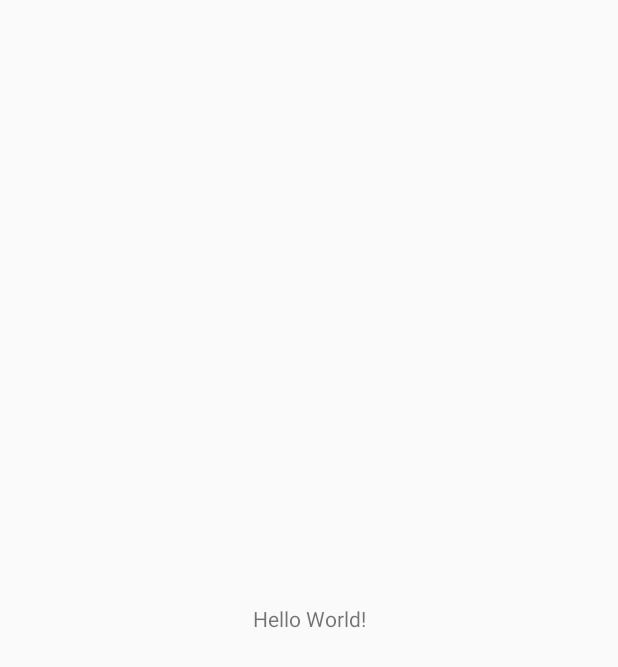
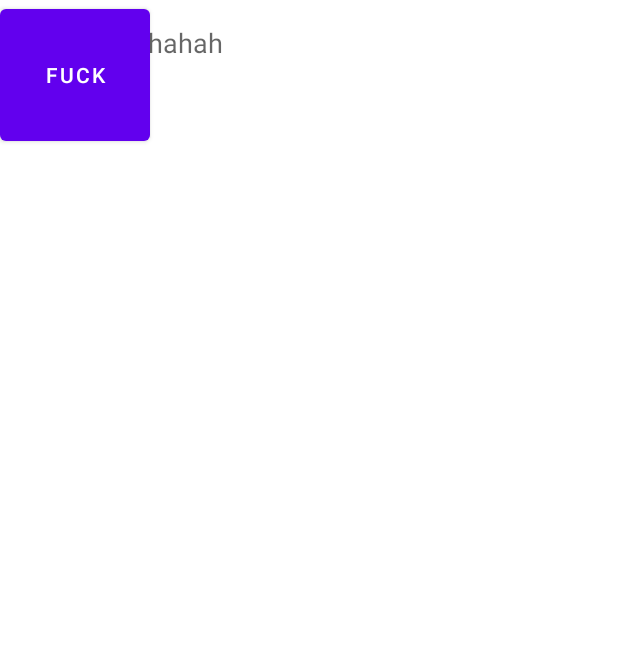
Before and after one commit to XiPu99/hack-duke-2018, an Android app: the screen it shows after launch (MainActivity), on a phone screen of 412 x 824 dp. Before the commit the part shown is almost empty. Shown: the top 667 px of the screen. Run offline under Robolectric (Android 15) with nearby library versions, the phone set to English and light mode, and no system bars.

Commit message:
working on setup ui

```diff
--- a/app/src/main/java/somethingmonkey/hackduke/MainActivity.java
+++ b/app/src/main/java/somethingmonkey/hackduke/MainActivity.java
@@ -1,13 +1,43 @@
 package somethingmonkey.hackduke;
 
-import android.support.v7.app.AppCompatActivity;
+import android.app.ActivityOptions;
+import android.content.Intent;
 import android.os.Bundle;
+import android.view.View;
+
+import androidx.appcompat.app.AppCompatActivity;
 
 public class MainActivity extends AppCompatActivity {
 
     @Override
     protected void onCreate(Bundle savedInstanceState) {
         super.onCreate(savedInstanceState);
-        setContentView(R.layout.activity_main);
+        setContentView(R.layout.name);
     }
+
+    @Override
+    protected void onResume() {
+        super.onResume();
+    }
+
+    public void swipe(View v){
+//        getWindow().setExitTransition(new Slide(Gravity.LEFT));
+        Intent intent = new Intent(this, ScreenSlidePagerActivity.class);
+//        startActivity(intent,
+//                ActivityOptions.makeSceneTransitionAnimation(this).toBundle());
+        startActivity(intent);
+    }
+
+
+    private void hideSystemUI(){
+        View decorView = getWindow().getDecorView();
+        // Hide both the navigation bar and the status bar.
+        // SYSTEM_UI_FLAG_FULLSCREEN is only available on Android 4.1 and higher, but as
+        // a general rule, you should design your app to hide the status bar whenever you
+        // hide the navigation bar.
+        int uiOptions = View.SYSTEM_UI_FLAG_HIDE_NAVIGATION
+                | View.SYSTEM_UI_FLAG_FULLSCREEN;
+        decorView.setSystemUiVisibility(uiOptions);
+    }
+
 }
--- /dev/null
+++ b/app/src/main/res/anim/slide_in_left.xml
@@ -0,0 +1,6 @@
+<?xml version="1.0" encoding="utf-8"?>
+
+<set xmlns:android="http://schemas.android.com/apk/res/android">
+    <translate android:fromXDelta="-100%p" android:toXDelta="0"
+               android:duration="@android:integer/config_mediumAnimTime"/>
+</set>
--- /dev/null
+++ b/app/src/main/res/anim/slide_in_right.xml
@@ -0,0 +1,6 @@
+<?xml version="1.0" encoding="utf-8"?>
+
+<set xmlns:android="http://schemas.android.com/apk/res/android">
+    <translate android:fromXDelta="100%p" android:toXDelta="0"
+               android:duration="@android:integer/config_mediumAnimTime"/>
+</set>
--- /dev/null
+++ b/app/src/main/res/anim/slide_out_left.xml
@@ -0,0 +1,5 @@
+<?xml version="1.0" encoding="utf-8"?>
+<set xmlns:android="http://schemas.android.com/apk/res/android">
+    <translate android:fromXDelta="0" android:toXDelta="-100%p"
+               android:duration="@android:integer/config_mediumAnimTime"/>
+</set>
--- /dev/null
+++ b/app/src/main/res/anim/slide_out_right.xml
@@ -0,0 +1,6 @@
+<?xml version="1.0" encoding="utf-8"?>
+
+<set xmlns:android="http://schemas.android.com/apk/res/android">
+    <translate android:fromXDelta="0" android:toXDelta="100%p"
+               android:duration="@android:integer/config_mediumAnimTime"/>
+</set>
--- a/app/src/main/res/layout/activity_main.xml
+++ /dev/null
@@ -1,19 +0,0 @@
-<?xml version="1.0" encoding="utf-8"?>
-<android.support.constraint.ConstraintLayout
-    xmlns:android="http://schemas.android.com/apk/res/android"
-    xmlns:app="http://schemas.android.com/apk/res-auto"
-    xmlns:tools="http://schemas.android.com/tools"
-    android:layout_width="match_parent"
-    android:layout_height="match_parent"
-    tools:context=".MainActivity">
-
-    <TextView
-        android:layout_width="wrap_content"
-        android:layout_height="wrap_content"
-        android:text="Hello World!"
-        app:layout_constraintBottom_toBottomOf="parent"
-        app:layout_constraintLeft_toLeftOf="parent"
-        app:layout_constraintRight_toRightOf="parent"
-        app:layout_constraintTop_toTopOf="parent"/>
-
-</android.support.constraint.ConstraintLayout>
--- /dev/null
+++ b/app/src/main/res/layout/name.xml
@@ -0,0 +1,73 @@
+<?xml version="1.0" encoding="utf-8"?>
+<android.support.constraint.ConstraintLayout
+    xmlns:android="http://schemas.android.com/apk/res/android"
+    xmlns:app="http://schemas.android.com/apk/res-auto"
+    xmlns:tools="http://schemas.android.com/tools"
+    android:layout_width="match_parent"
+    android:layout_height="match_parent"
+    tools:context=".MainActivity">
+
+    <ScrollView xmlns:android="http://schemas.android.com/apk/res/android"
+                android:id="@+id/content"
+                android:layout_width="match_parent"
+                android:layout_height="match_parent" >
+
+        <TextView style="?android:textAppearanceMedium"
+                  android:padding="16dp"
+                  android:lineSpacingMultiplier="1.2"
+                  android:layout_width="match_parent"
+                  android:layout_height="wrap_content"
+                  android:text="Hahahahahahah" />
+    </ScrollView>
+
+    <Button
+        android:layout_width="100dp"
+        android:layout_height="100dp"
+        android:text="fuck"
+        android:onClick="swipe"/>
+    <!--<com.google.android.material.textfield.TextInputLayout-->
+        <!--android:id="@+id/textInputLayout"-->
+        <!--android:layout_width="0dp"-->
+        <!--android:layout_height="wrap_content"-->
+        <!--android:layout_margin="30dp"-->
+        <!--android:layout_marginEnd="8dp"-->
+        <!--android:layout_marginLeft="40dp"-->
+        <!--android:layout_marginRight="40dp"-->
+        <!--android:layout_marginStart="8dp"-->
+        <!--android:focusable="auto"-->
+        <!--android:focusableInTouchMode="true"-->
+        <!--android:gravity="center_vertical|center_horizontal"-->
+        <!--android:hint="Name"-->
+        <!--app:layout_constraintBottom_toBottomOf="parent"-->
+        <!--app:layout_constraintEnd_toEndOf="parent"-->
+        <!--app:layout_constraintStart_toStartOf="parent"-->
+        <!--app:layout_constraintTop_toTopOf="parent"-->
+        <!--app:layout_constraintVertical_bias="0.781">-->
+
+        <!--<com.google.android.material.textfield.TextInputEditText-->
+            <!--android:layout_width="match_parent"-->
+            <!--android:layout_height="wrap_content"-->
+            <!--android:cursorVisible="true"-->
+            <!--android:focusable="auto"-->
+            <!--android:singleLine="true"-->
+            <!--android:shadowColor="@color/colorAccent"-->
+            <!--tools:layout_editor_absoluteY="1dp"/>-->
+
+    <!--</com.google.android.material.textfield.TextInputLayout>-->
+    <!---->
+    <!--<TextView-->
+        <!--android:id="@+id/textView"-->
+        <!--android:layout_width="wrap_content"-->
+        <!--android:layout_height="wrap_content"-->
+        <!--android:layout_marginLeft="28dp"-->
+        <!--android:layout_marginStart="28dp"-->
+        <!--android:gravity="center_vertical|center_horizontal"-->
+        <!--android:text="What's your name?"-->
+        <!--android:textColorLink="@android:color/holo_red_light"-->
+        <!--android:textSize="15pt"-->
+        <!--app:layout_constraintBottom_toTopOf="@+id/textInputLayout"-->
+        <!--app:layout_constraintStart_toStartOf="parent"-->
+        <!--tools:textColorLink="@color/colorAccent"/>-->
+
+
+</android.support.constraint.ConstraintLayout>
--- /dev/null
+++ b/app/src/main/res/transition/slide.xml
@@ -0,0 +1,4 @@
+<?xml version="1.0" encoding="utf-8"?>
+<transitionSet xmlns:android="http://schemas.android.com/apk/res/android">
+    <slide android:duration="500"/>
+</transitionSet>
--- /dev/null
+++ b/app/src/main/res/transition/slide_end.xml
@@ -0,0 +1,4 @@
+<?xml version="1.0" encoding="utf-8"?>
+<transitionSet xmlns:android="http://schemas.android.com/apk/res/android">
+    <slide android:duration="500" android:slideEdge="end"/>
+</transitionSet>
--- a/app/src/main/res/values/colors.xml
+++ b/app/src/main/res/values/colors.xml
@@ -3,4 +3,5 @@
     <color name="colorPrimary">#3F51B5</color>
     <color name="colorPrimaryDark">#303F9F</color>
     <color name="colorAccent">#FF4081</color>
+    <color name="white">#FFFFFF</color>
 </resources>
--- a/app/src/main/res/values/strings.xml
+++ b/app/src/main/res/values/strings.xml
@@ -1,3 +1,3 @@
 <resources>
-    <string name="app_name">HackDuke</string>
+    <string name="app_name">Vanguard</string>
 </resources>
--- a/app/src/main/res/values/styles.xml
+++ b/app/src/main/res/values/styles.xml
@@ -9,14 +9,30 @@
     </style>
 
     <!-- Full screen application theme -->
-    <style name="FullScreen" parent="Theme.AppCompat.Light.NoActionBar">
+    <style name="FullScreen" parent="Theme.MaterialComponents.Light.NoActionBar">
+        <!-- enable window content transitions -->
+        <item name="android:windowActivityTransitions">true</item>
+
+        <!--&lt;!&ndash; specify enter and exit transitions &ndash;&gt;-->
+        <!--<item name="android:windowEnterTransition">@transition/slide</item>-->
+        <!--<item name="android:windowExitTransition">@transition/slide</item>-->
+        <!--<item name="android:windowExitTransition">@transition/explode</item>-->
+
+        <!--<item name="android:activityOpenEnterAnimation">@anim/slide_in_left</item>-->
+        <!--<item name="android:activityOpenExitAnimation">@anim/slide_out_right</item>-->
+        <!--<item name="android:activityCloseEnterAnimation">@anim/slide_in_left</item>-->
+        <!--<item name="android:activityCloseExitAnimation">@anim/slide_out_right</item>-->
+
         <!-- set this theme to full screen -->
         <item name="android:windowNoTitle">true</item>
         <item name="android:windowActionBar">false</item>
         <item name="android:windowFullscreen">true</item>
         <item name="android:windowContentOverlay">@null</item>
-        <!-- customize color scheme -->
-        <item name="color">@color/colorAccent</item>
+         <!--customize color scheme-->
+        <item name="colorControlNormal">#c5c5c5</item>
+        <item name="colorControlActivated">@color/colorAccent</item>
+        <item name="colorControlHighlight">@color/colorAccent</item>
+
     </style>
 
 </resources>
```
Also changed, not shown: app/build.gradle (+32 -4 lines), app/src/main/AndroidManifest.xml (+6 -1 lines), app/src/main/java/somethingmonkey/hackduke/ScreenSlidePageFragment.java (added, +19 -0 lines), app/src/main/java/somethingmonkey/hackduke/ScreenSlidePagerActivity.java (added, +24 -0 lines), app/src/main/res/layout/gender.xml (added, +19 -0 lines), app/src/main/res/layout/viewpager.xml (added, +11 -0 lines).
